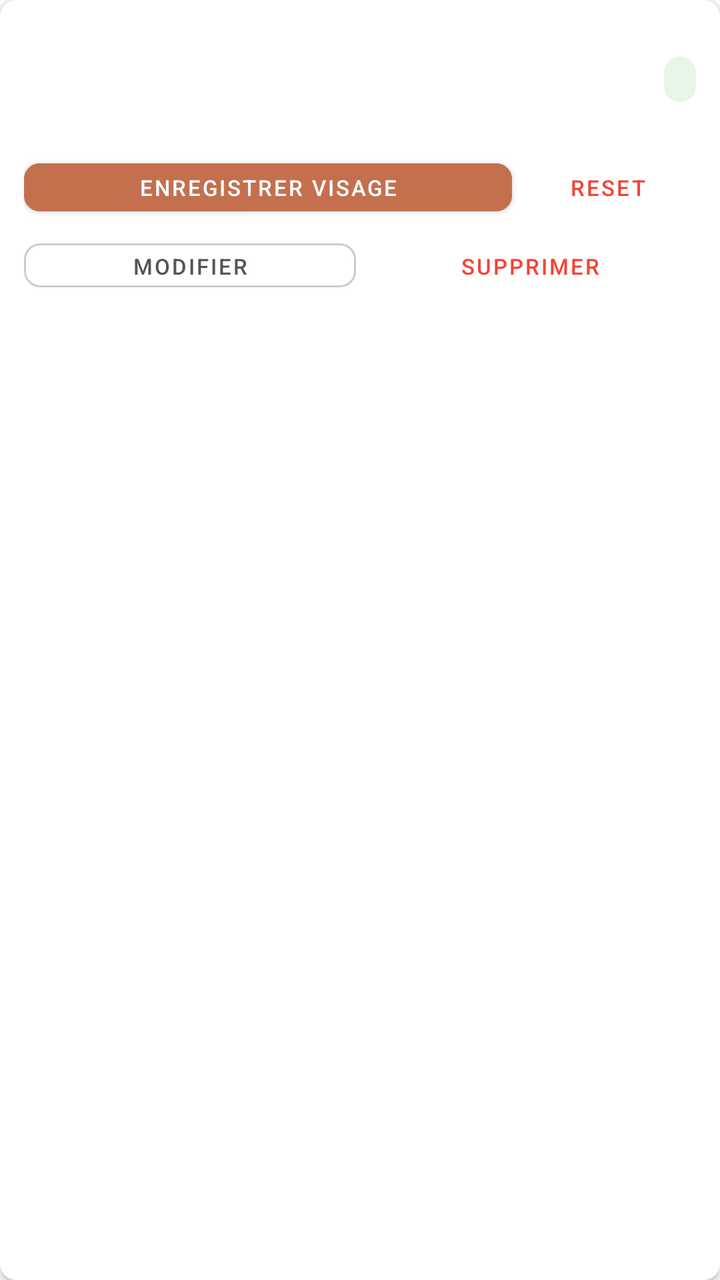
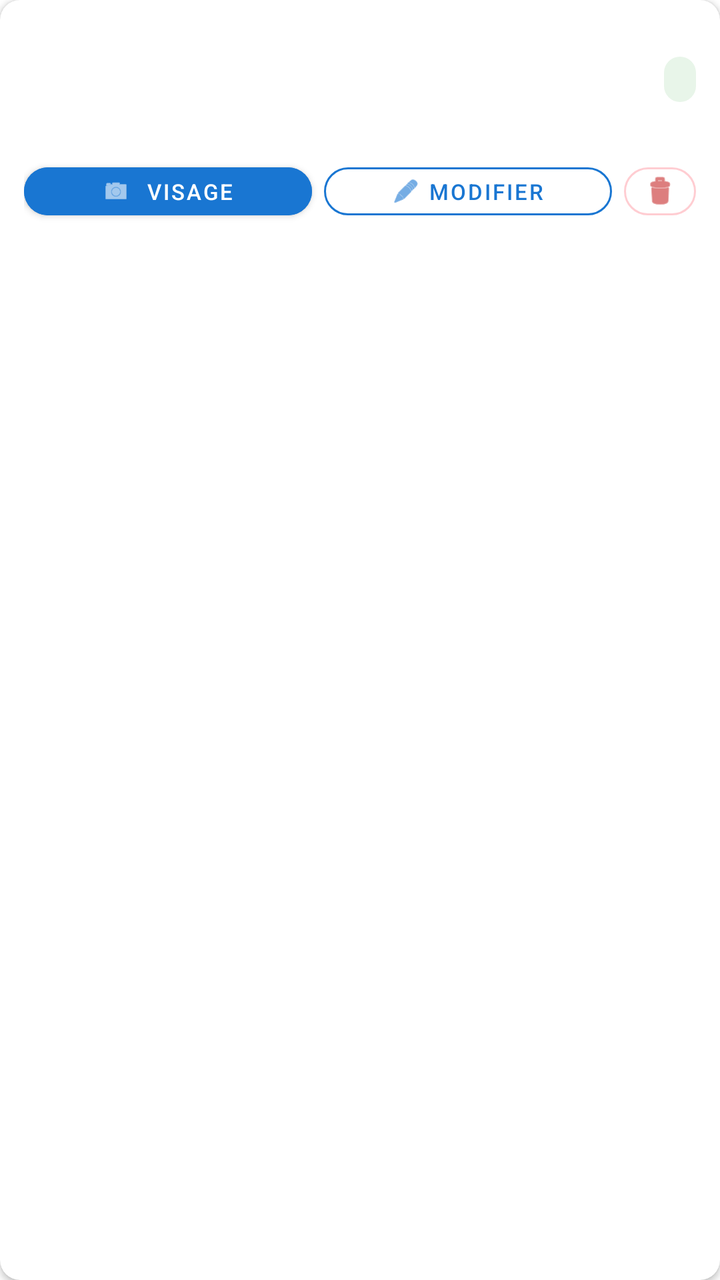

Screens rendered from an Android XML layout before and after an edit, with the pre-edit source and the edit as a unified diff.
<!-- AndroidManifest.xml: application theme Theme.Pointage -->
<!-- res/layout/item_employee.xml -->
<?xml version="1.0" encoding="utf-8"?>
<androidx.cardview.widget.CardView
    xmlns:android="http://schemas.android.com/apk/res/android"
    xmlns:app="http://schemas.android.com/apk/res-auto"
    android:layout_width="match_parent"
    android:layout_height="wrap_content"
    android:layout_margin="4dp"
    app:cardElevation="2dp"
    app:cardCornerRadius="8dp">

    <LinearLayout
        android:layout_width="match_parent"
        android:layout_height="wrap_content"
        android:orientation="vertical"
        android:padding="12dp">

        <LinearLayout
            android:layout_width="match_parent"
            android:layout_height="wrap_content"
            android:orientation="horizontal"
            android:gravity="center_vertical">

            <LinearLayout
                android:layout_width="0dp"
                android:layout_height="wrap_content"
                android:layout_weight="1"
                android:orientation="vertical">

                <TextView
                    android:id="@+id/tv_nom_prenom"
                    android:layout_width="wrap_content"
                    android:layout_height="wrap_content"
                    android:textStyle="bold"
                    android:textSize="16sp" />

                <TextView
                    android:id="@+id/tv_matricule"
                    android:layout_width="wrap_content"
                    android:layout_height="wrap_content"
                    android:textSize="13sp"
                    android:textColor="#757575" />

                <TextView
                    android:id="@+id/tv_poste"
                    android:layout_width="wrap_content"
                    android:layout_height="wrap_content"
                    android:textSize="12sp"
                    android:textColor="@color/colorPrimary" />

            </LinearLayout>

            <TextView
                android:id="@+id/tv_biometrie_status"
                android:layout_width="wrap_content"
                android:layout_height="wrap_content"
                android:textSize="11sp"
                android:textStyle="bold"
                android:paddingStart="8dp"
                android:paddingEnd="8dp"
                android:paddingTop="4dp"
                android:paddingBottom="4dp"
                android:background="@drawable/bg_badge"
                android:layout_marginStart="8dp" />

        </LinearLayout>

        
        <LinearLayout
            android:layout_width="match_parent"
            android:layout_height="wrap_content"
            android:orientation="horizontal"
            android:layout_marginTop="8dp">

            <com.google.android.material.button.MaterialButton
                android:id="@+id/btn_configurer_visage"
                android:layout_width="0dp"
                android:layout_height="36dp"
                android:layout_weight="1"
                android:text="Enregistrer visage"
                android:textSize="11sp"
                android:backgroundTint="@color/colorPrimary"
                android:layout_marginEnd="4dp"
                app:cornerRadius="8dp" />

            <com.google.android.material.button.MaterialButton
                android:id="@+id/btn_reset_biometrie"
                android:layout_width="wrap_content"
                android:layout_height="36dp"
                android:text="Reset"
                android:textSize="11sp"
                style="@style/Widget.MaterialComponents.Button.TextButton"
                android:textColor="@color/depart_color" />

        </LinearLayout>

        
        <LinearLayout
            android:layout_width="match_parent"
            android:layout_height="wrap_content"
            android:orientation="horizontal"
            android:layout_marginTop="4dp">

            <com.google.android.material.button.MaterialButton
                android:id="@+id/btn_modifier"
                android:layout_width="0dp"
                android:layout_height="34dp"
                android:layout_weight="1"
                android:text="Modifier"
                android:textSize="11sp"
                style="@style/Widget.MaterialComponents.Button.OutlinedButton"
                android:textColor="#555555"
                android:layout_marginEnd="4dp"
                app:strokeColor="#CCCCCC"
                app:cornerRadius="8dp" />

            <com.google.android.material.button.MaterialButton
                android:id="@+id/btn_supprimer"
                android:layout_width="0dp"
                android:layout_height="34dp"
                android:layout_weight="1"
                android:text="Supprimer"
                android:textSize="11sp"
                style="@style/Widget.MaterialComponents.Button.TextButton"
                android:textColor="#F44336"
                app:cornerRadius="8dp" />

        </LinearLayout>

    </LinearLayout>

</androidx.cardview.widget.CardView>
<!-- resources referenced by this layout -->
<resources>
  <color name="colorPrimary">#C4704F</color>
  <color name="depart_color">#F44336</color>
  <!-- drawable bg_badge (drawable) -->
  <?xml version="1.0" encoding="utf-8"?>
  <shape xmlns:android="http://schemas.android.com/apk/res/android"
      android:shape="rectangle">
      <corners android:radius="12dp" />
      <solid android:color="#E8F5E9" />
  </shape>
  <style name="Theme.Pointage" parent="Theme.MaterialComponents.Light.NoActionBar">
          <item name="colorPrimary">@color/colorPrimary</item>
          <item name="colorPrimaryDark">@color/colorPrimaryDark</item>
          <item name="colorAccent">@color/colorAccent</item>
          <item name="windowActionBar">false</item>
          <item name="windowNoTitle">true</item>
      </style>
  <color name="colorPrimaryDark">#8D4F38</color>
  <color name="colorAccent">#E8956D</color>
</resources>

<!-- the commit's change to res/layout/item_employee.xml (unified diff, before → after) -->
@@ -6,7 +6,7 @@
     android:layout_height="wrap_content"
     android:layout_margin="4dp"
     app:cardElevation="2dp"
-    app:cardCornerRadius="8dp">
+    app:cardCornerRadius="10dp">
 
     <LinearLayout
         android:layout_width="match_parent"
@@ -14,6 +14,7 @@
         android:orientation="vertical"
         android:padding="12dp">
 
+        
         <LinearLayout
             android:layout_width="match_parent"
             android:layout_height="wrap_content"
@@ -69,60 +70,97 @@
             android:layout_width="match_parent"
             android:layout_height="wrap_content"
             android:orientation="horizontal"
-            android:layout_marginTop="8dp">
+            android:layout_marginTop="10dp"
+            android:gravity="center_vertical">
 
             <com.google.android.material.button.MaterialButton
                 android:id="@+id/btn_configurer_visage"
                 android:layout_width="0dp"
                 android:layout_height="36dp"
                 android:layout_weight="1"
-                android:text="Enregistrer visage"
+                android:text="Visage"
                 android:textSize="11sp"
                 android:backgroundTint="@color/colorPrimary"
-                android:layout_marginEnd="4dp"
-                app:cornerRadius="8dp" />
+                android:layout_marginEnd="6dp"
+                app:cornerRadius="18dp"
+                app:icon="@android:drawable/ic_menu_camera"
+                app:iconGravity="textStart"
+                app:iconSize="14dp" />
 
             <com.google.android.material.button.MaterialButton
-                android:id="@+id/btn_reset_biometrie"
-                android:layout_width="wrap_content"
+                android:id="@+id/btn_modifier"
+                android:layout_width="0dp"
                 android:layout_height="36dp"
-                android:text="Reset"
+                android:layout_weight="1"
+                android:text="Modifier"
                 android:textSize="11sp"
-                style="@style/Widget.MaterialComponents.Button.TextButton"
-                android:textColor="@color/depart_color" />
+                style="@style/Widget.MaterialComponents.Button.OutlinedButton"
+                android:textColor="@color/colorPrimary"
+                android:layout_marginEnd="6dp"
+                app:strokeColor="@color/colorPrimary"
+                app:cornerRadius="18dp"
+                app:icon="@android:drawable/ic_menu_edit"
+                app:iconGravity="textStart"
+                app:iconSize="14dp" />
+
+            <com.google.android.material.button.MaterialButton
+                android:id="@+id/btn_supprimer"
+                android:layout_width="36dp"
+                android:layout_height="36dp"
+                android:padding="0dp"
+                style="@style/Widget.MaterialComponents.Button.OutlinedButton"
+                app:strokeColor="#FFCDD2"
+                app:cornerRadius="18dp"
+                app:icon="@android:drawable/ic_menu_delete"
+                app:iconGravity="textStart"
+                app:iconSize="18dp"
+                app:iconTint="@color/depart_color"
+                app:iconPadding="0dp" />
 
         </LinearLayout>
 
         
         <LinearLayout
+            android:id="@+id/layout_confirm_delete"
             android:layout_width="match_parent"
             android:layout_height="wrap_content"
             android:orientation="horizontal"
-            android:layout_marginTop="4dp">
+            android:layout_marginTop="8dp"
+            android:background="#FFF3F3"
+            android:paddingStart="8dp"
+            android:paddingEnd="8dp"
+            android:paddingTop="8dp"
+            android:paddingBottom="8dp"
+            android:gravity="center_vertical"
+            android:visibility="gone">
+
+            <TextView
+                android:layout_width="0dp"
+                android:layout_height="wrap_content"
+                android:layout_weight="1"
+                android:text="Confirmer la suppression ?"
+                android:textSize="12sp"
+                android:textColor="@color/depart_color" />
 
             <com.google.android.material.button.MaterialButton
-                android:id="@+id/btn_modifier"
-                android:layout_width="0dp"
-                android:layout_height="34dp"
-                android:layout_weight="1"
-                android:text="Modifier"
+                android:id="@+id/btn_confirmer_suppression"
+                android:layout_width="wrap_content"
+                android:layout_height="32dp"
+                android:text="Supprimer"
                 android:textSize="11sp"
-                style="@style/Widget.MaterialComponents.Button.OutlinedButton"
-                android:textColor="#555555"
-                android:layout_marginEnd="4dp"
-                app:strokeColor="#CCCCCC"
-                app:cornerRadius="8dp" />
+                android:backgroundTint="@color/depart_color"
+                android:layout_marginStart="8dp"
+                app:cornerRadius="16dp" />
 
             <com.google.android.material.button.MaterialButton
-                android:id="@+id/btn_supprimer"
-                android:layout_width="0dp"
-                android:layout_height="34dp"
-                android:layout_weight="1"
-                android:text="Supprimer"
+                android:id="@+id/btn_annuler_suppression"
+                android:layout_width="wrap_content"
+                android:layout_height="32dp"
+                android:text="Annuler"
                 android:textSize="11sp"
                 style="@style/Widget.MaterialComponents.Button.TextButton"
-                android:textColor="#F44336"
-                app:cornerRadius="8dp" />
+                android:textColor="#757575"
+                android:layout_marginStart="4dp" />
 
         </LinearLayout>
 
<!-- resource entries referenced after the edit -->
@@ -1,7 +1,7 @@
 <!-- resources referenced by this layout -->
 <resources>
-  <color name="colorPrimary">#C4704F</color>
-  <color name="depart_color">#F44336</color>
+  <color name="colorPrimary">#1976D2</color>
+  <color name="depart_color">#C62828</color>
   <!-- drawable bg_badge (drawable) -->
   <?xml version="1.0" encoding="utf-8"?>
   <shape xmlns:android="http://schemas.android.com/apk/res/android"
@@ -16,7 +16,7 @@
           <item name="windowActionBar">false</item>
           <item name="windowNoTitle">true</item>
       </style>
-  <color name="colorPrimaryDark">#8D4F38</color>
-  <color name="colorAccent">#E8956D</color>
+  <color name="colorPrimaryDark">#1565C0</color>
+  <color name="colorAccent">#42A5F5</color>
 </resources>
 
